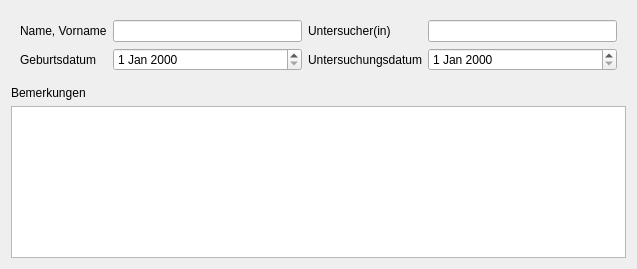
Above: source/MetaData/MetaDataWidget.ui from mandlm/ESGRAF48 before the change. Below: the same form after it.
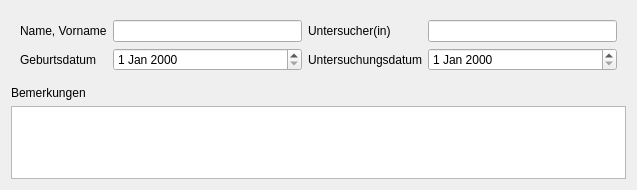
That is the form after the change.

```diff
--- a/source/MetaData/MetaDataWidget.ui
+++ b/source/MetaData/MetaDataWidget.ui
@@ -7,7 +7,7 @@
     <x>0</x>
     <y>0</y>
     <width>637</width>
-    <height>269</height>
+    <height>190</height>
    </rect>
   </property>
   <property name="windowTitle">
```
